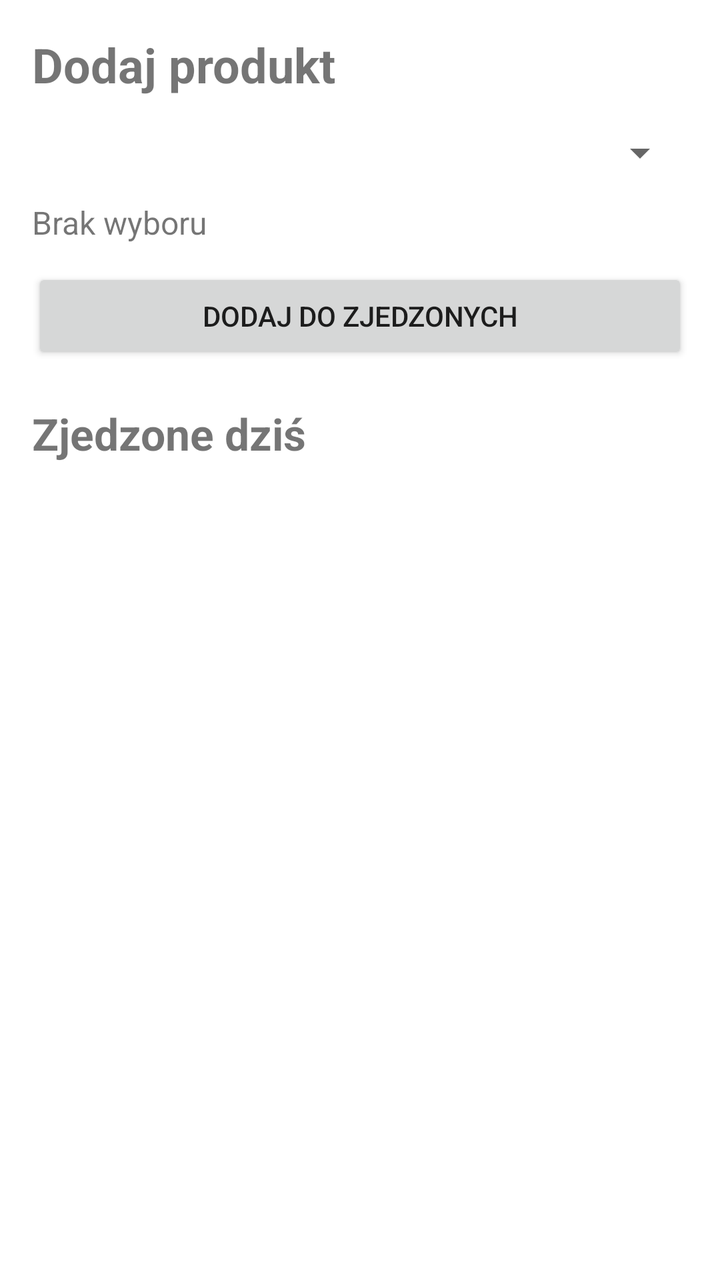
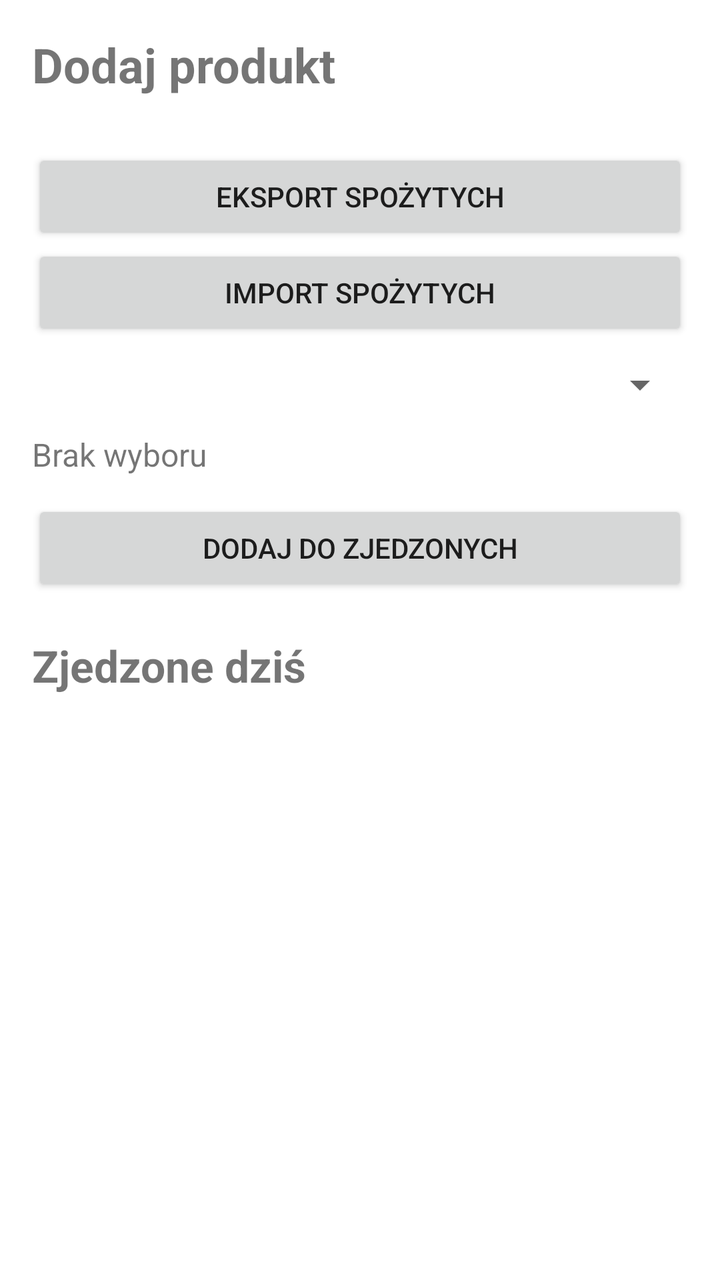

Compare the two renders of this Android layout. The source of the first and the diff that turns it into the second are given below.
<!-- AndroidManifest.xml: application theme Theme.Kcaloryfer -->
<!-- res/layout/activity_meals.xml -->
<?xml version="1.0" encoding="utf-8"?>
<ScrollView xmlns:android="http://schemas.android.com/apk/res/android"
    android:layout_width="match_parent"
    android:layout_height="match_parent"
    android:fillViewport="true">

    <LinearLayout
        android:layout_width="match_parent"
        android:layout_height="wrap_content"
        android:orientation="vertical"
        android:padding="16dp">

        
        
        
        <TextView
            android:layout_width="wrap_content"
            android:layout_height="wrap_content"
            android:text="Dodaj produkt"
            android:textSize="24sp"
            android:textStyle="bold"
            android:paddingBottom="16dp" />

        
        
        

        <Spinner
            android:id="@+id/productSpinner"
            android:layout_width="match_parent"
            android:layout_height="wrap_content" />

        <TextView
            android:id="@+id/selectedInfo"
            android:layout_width="match_parent"
            android:layout_height="wrap_content"
            android:text="Brak wyboru"
            android:textSize="16sp"
            android:paddingTop="12dp"
            android:paddingBottom="12dp" />

        <Button
            android:id="@+id/addButton"
            android:layout_width="match_parent"
            android:layout_height="wrap_content"
            android:text="Dodaj do zjedzonych"
            android:layout_marginBottom="20dp" />

        
        
        

        <TextView
            android:layout_width="wrap_content"
            android:layout_height="wrap_content"
            android:text="Zjedzone dziś"
            android:textSize="22sp"
            android:textStyle="bold"
            android:paddingBottom="10dp" />

        
        
        

        <LinearLayout
            android:id="@+id/consumedContainer"
            android:layout_width="match_parent"
            android:layout_height="wrap_content"
            android:orientation="vertical" />

    </LinearLayout>

</ScrollView>
<!-- resources referenced by this layout -->
<resources>
  <style name="Theme.Kcaloryfer" parent="Theme.MaterialComponents.DayNight.DarkActionBar">
          
          <item name="colorPrimary">@color/purple_500</item>
          <item name="colorPrimaryVariant">@color/purple_700</item>
          <item name="colorOnPrimary">@color/white</item>
          
          <item name="colorSecondary">@color/teal_200</item>
          <item name="colorSecondaryVariant">@color/teal_700</item>
          <item name="colorOnSecondary">@color/black</item>
          
          <item name="android:statusBarColor">?attr/colorPrimaryVariant</item>
          
      </style>
  <color name="purple_500">#84C0DD</color>
  <color name="purple_700">#5A9BBF</color>
  <color name="white">#FFFFFFFF</color>
  <color name="teal_200">#CFEAF5</color>
  <color name="teal_700">#3F7FA3</color>
  <color name="black">#FF000000</color>
</resources>

<!-- the commit's change to res/layout/activity_meals.xml (unified diff, before → after) -->
@@ -21,6 +21,20 @@
             android:textStyle="bold"
             android:paddingBottom="16dp" />
 
+
+        <Button
+            android:id="@+id/exportConsumedButton"
+            android:layout_width="match_parent"
+            android:layout_height="wrap_content"
+            android:text="Eksport spożytych"
+            android:layout_marginTop="10dp"/>
+
+        <Button
+            android:id="@+id/importConsumedButton"
+            android:layout_width="match_parent"
+            android:layout_height="wrap_content"
+            android:text="Import spożytych"
+            android:layout_marginBottom="10dp"/>
         
         
         
